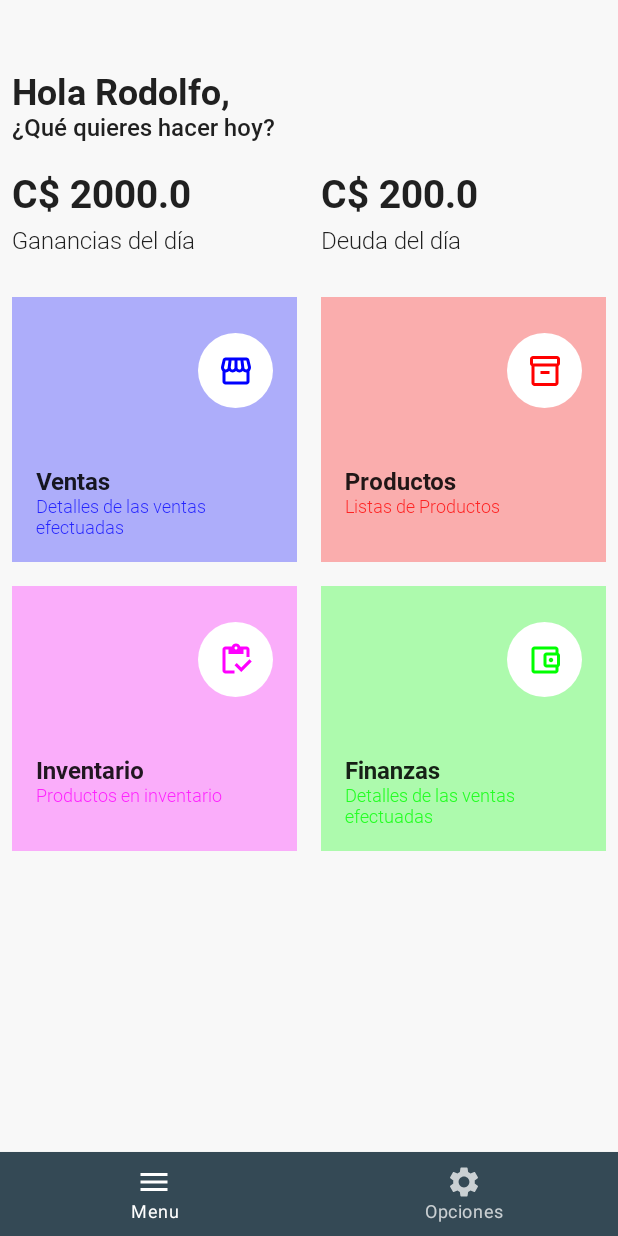
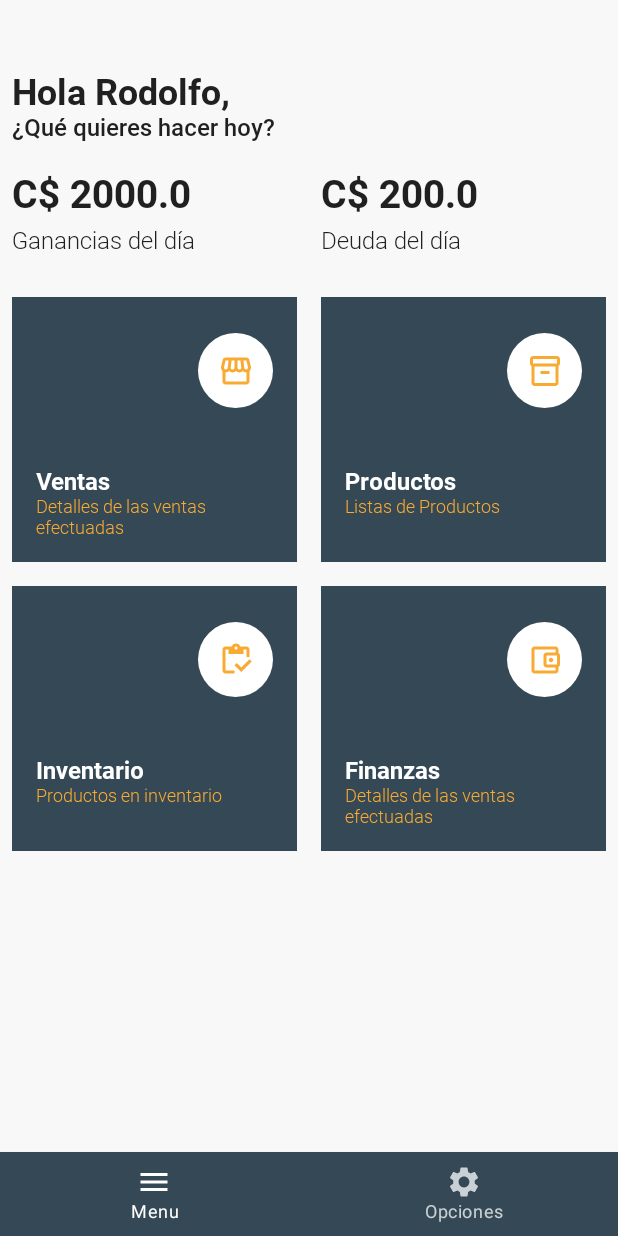
Before and after one commit to rag2310/MyPocketShop, an Android app built with Jetpack Compose: the screen it shows after launch (MainActivity), on a phone screen of 412 x 824 dp. Run offline under Robolectric (Android 15) with nearby library versions, the phone set to English and light mode, and no system bars; our stand-ins replace Dagger/Hilt's generated code.

Commit message:
Se implemento room database, hilt y tambien se cambio el color del menu principal, se comienza con datastore

```diff
--- a/app/build.gradle
+++ b/app/build.gradle
@@ -94,4 +94,7 @@ dependencies {
     implementation 'androidx.lifecycle:lifecycle-common-java8:2.3.1'
     implementation 'androidx.lifecycle:lifecycle-viewmodel-ktx:2.3.1'
     implementation 'androidx.lifecycle:lifecycle-extensions:2.2.0'
+
+    //DataStore
+    implementation 'androidx.datastore:datastore-preferences:1.0.0'
 }
--- a/app/src/main/java/com/rago/mypocketshop/ui/components/MainTitle.kt
+++ b/app/src/main/java/com/rago/mypocketshop/ui/components/MainTitle.kt
@@ -5,6 +5,7 @@ import androidx.compose.foundation.layout.padding
 import androidx.compose.material.Text
 import androidx.compose.runtime.Composable
 import androidx.compose.ui.Modifier
+import androidx.compose.ui.graphics.Color
 import androidx.compose.ui.res.stringResource
 import androidx.compose.ui.text.font.Font
 import androidx.compose.ui.text.font.FontFamily
@@ -17,11 +18,13 @@ import com.rago.mypocketshop.R
 @Composable
 fun MainTitle(
     title: String = stringResource(id = R.string.nombre_app),
-    paddingValues: PaddingValues = PaddingValues(0.dp)
+    paddingValues: PaddingValues = PaddingValues(0.dp),
+    color: Color = Color.Unspecified
 ) {
     Text(
         modifier = Modifier.padding(paddingValues = paddingValues),
         text = title,
-        fontFamily = FontFamily(Font(R.font.roboto_bold)), fontSize = 16.sp
+        fontFamily = FontFamily(Font(R.font.roboto_bold)), fontSize = 16.sp,
+        color = color
     )
 }
--- a/app/src/main/java/com/rago/mypocketshop/ui/screen/menu/MenuScreen.kt
+++ b/app/src/main/java/com/rago/mypocketshop/ui/screen/menu/MenuScreen.kt
@@ -90,7 +90,7 @@ fun MenuContent(navController: NavController) {
                 onClick = {
                     println("Ventas")
                 },
-                color = Color.Blue,
+//                color = Color.Blue,
                 icon = Icons.Outlined.Storefront
             )
 
@@ -102,7 +102,7 @@ fun MenuContent(navController: NavController) {
                     println("Productos")
                     navController.navigate(Screens.Products.route)
                 },
-                color = Color.Red,
+//                color = Color.Red,
                 icon = Icons.Outlined.Inventory2
             )
         }
@@ -115,7 +115,7 @@ fun MenuContent(navController: NavController) {
                 onClick = {
                     println("Inventario")
                 },
-                color = Color.Magenta,
+//                color = Color.Red,
                 icon = Icons.Outlined.Inventory
             )
 
@@ -126,8 +126,8 @@ fun MenuContent(navController: NavController) {
                 onClick = {
                     println("Finanzas")
                 },
-                color = Color.Green,
-                Icons.Outlined.AccountBalanceWallet
+//                color = Color.Blue,
+                icon = Icons.Outlined.AccountBalanceWallet
             )
         }
 
--- a/app/src/main/java/com/rago/mypocketshop/ui/screen/menu/components/MenuItem.kt
+++ b/app/src/main/java/com/rago/mypocketshop/ui/screen/menu/components/MenuItem.kt
@@ -7,6 +7,7 @@ import androidx.compose.foundation.shape.CircleShape
 import androidx.compose.foundation.shape.RoundedCornerShape
 import androidx.compose.material.Card
 import androidx.compose.material.Icon
+import androidx.compose.material.MaterialTheme
 import androidx.compose.material.Text
 import androidx.compose.material.icons.Icons
 import androidx.compose.material.icons.outlined.Inventory2
@@ -31,7 +32,7 @@ fun MenuItem(
     title: String = "Productos",
     subTitle: String = "Inventario Actual",
     onClick: () -> Unit = {},
-    color: Color = Color.Blue,
+//    color: Color = Color.Blue,
     icon: ImageVector = Icons.Outlined.Inventory2
 ) {
     Card(
@@ -40,7 +41,7 @@ fun MenuItem(
             .fillMaxHeight()
             .clickable(onClick = onClick),
         shape = RoundedCornerShape(0),
-        backgroundColor = color.copy(alpha = 0.3f),
+        backgroundColor = MaterialTheme.colors.primary,
         elevation = 0.dp
     ) {
         Column(Modifier.fillMaxWidth()) {
@@ -59,7 +60,7 @@ fun MenuItem(
                     Icon(
                         icon,
                         contentDescription = null,
-                        tint = color,
+                        tint = MaterialTheme.colors.secondary,
                         modifier = Modifier.align(Alignment.Center)
                     )
                 }
@@ -70,14 +71,14 @@ fun MenuItem(
                     .padding(start = 16.dp, bottom = 16.dp)
             ) {
                 Column(Modifier.fillMaxWidth()) {
-                    MainTitle(title)
+                    MainTitle(title, color = MaterialTheme.colors.onPrimary)
                     Text(
                         text = subTitle,
                         fontFamily = FontFamily(
                             Font(R.font.roboto_light)
                         ),
                         fontSize = 12.sp,
-                        color = color.copy(alpha = 0.8f)
+                        color = MaterialTheme.colors.secondary
                     )
                 }
             }
```
Also changed, not shown: app/src/main/java/com/rago/mypocketshop/ui/screen/products/ProductsScreen.kt (+14 -15 lines), 1 other file.
